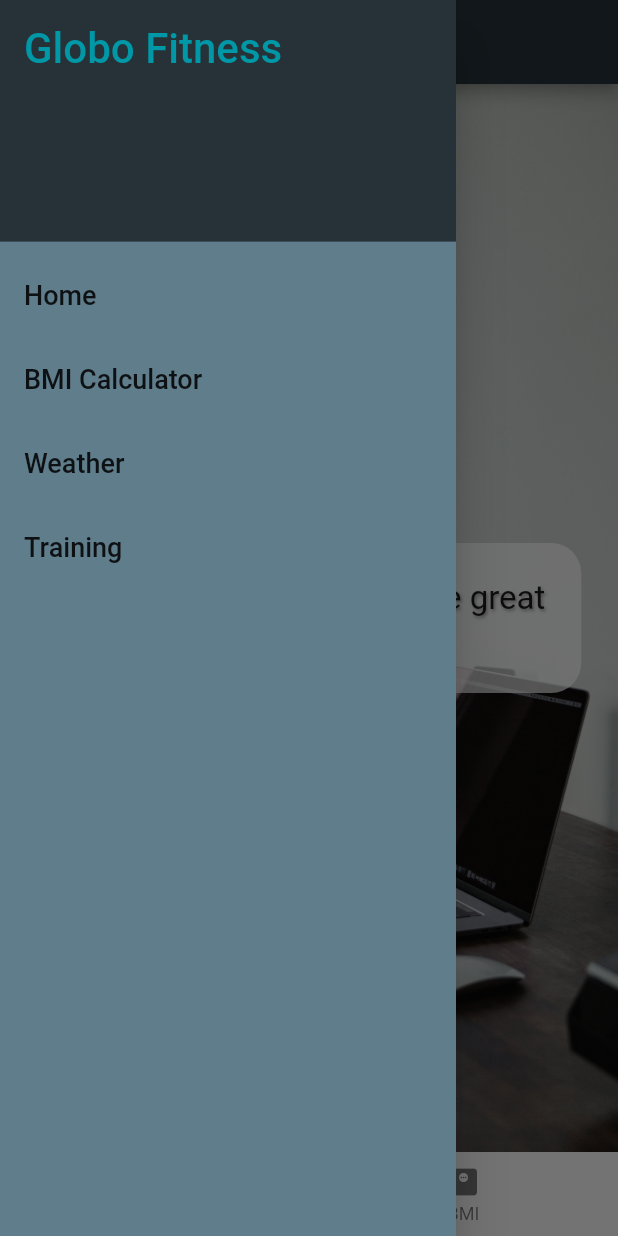
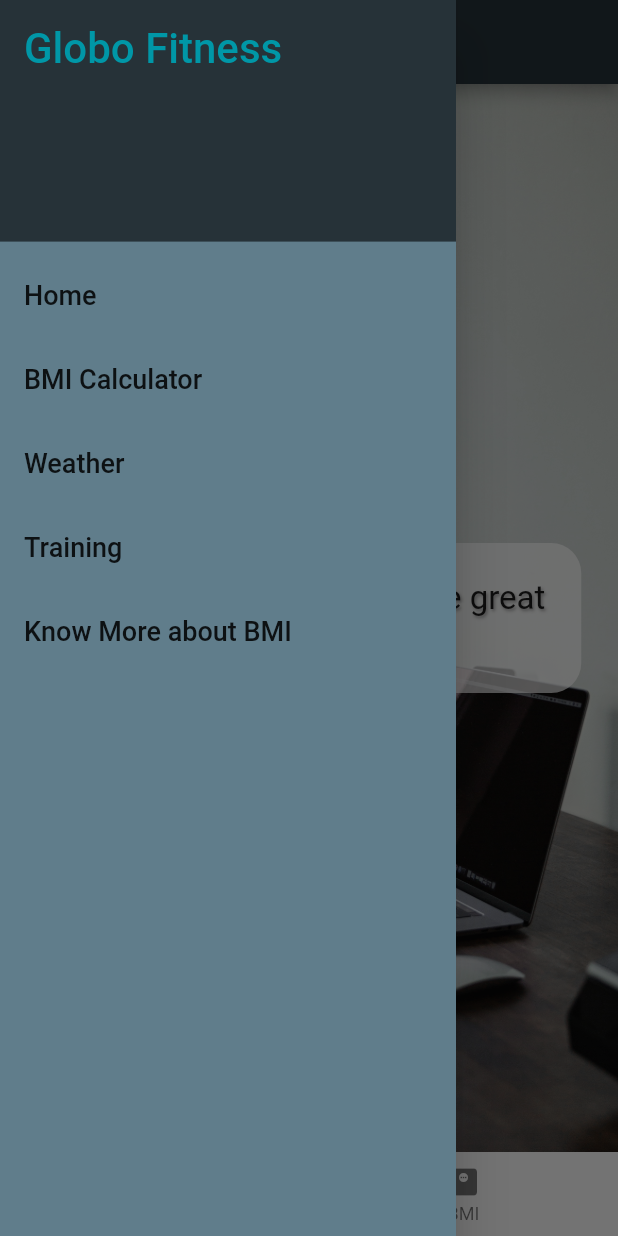
Before and after one commit to spyingcoder/GlobalAppFlutter, a Flutter app: the screen it shows after launch, with the side drawer open, on a phone screen of 412 x 824 dp. Run offline on Flutter 3.47's test engine with Material 2 defaults, Android fonts, the phone set to English and light mode, and no system bars; our stand-ins replace shared_preferences.

```diff
--- a/lib/shared/menu_drawer.dart
+++ b/lib/shared/menu_drawer.dart
@@ -3,10 +3,11 @@ import 'package:getting_started_with_flutter/screens/sessions_screen.dart';
 import 'package:getting_started_with_flutter/screens/weather_screen.dart';
 import '../screens/intro_screen.dart';
 import '../screens/bmi_screen.dart';
+import 'package:url_launcher/url_launcher.dart';
 
 class MenuDrawer extends StatelessWidget {
   const MenuDrawer({Key key}) : super(key: key);
-
+ final String _url = 'https://en.wikipedia.org/wiki/Body_mass_index';
   @override
   Widget build(BuildContext context) {
     return Drawer(
@@ -22,6 +23,7 @@ class MenuDrawer extends StatelessWidget {
       'BMI Calculator',
       'Weather',
       'Training',
+      'Know More about BMI'
     ];
     List<Widget> menuItems = [];
     menuItems.add(
@@ -57,6 +59,8 @@ class MenuDrawer extends StatelessWidget {
               case 'Training':
                 screen = SessionsScreen();
                 break;
+              case 'Know More about BMI':
+              launch(_url);
             }
             Navigator.of(context).pop();
             Navigator.of(context)
--- a/pubspec.yaml
+++ b/pubspec.yaml
@@ -27,6 +27,7 @@ environment:
 # the latest version available on pub.dev. To see which dependencies have newer
 # versions available, run `flutter pub outdated`.
 dependencies:
+  url_launcher: ^6.0.18
   flutter:
     sdk: flutter
   http: ^0.13.4
```
Also changed, not shown: pubspec.lock, 37 other files.
